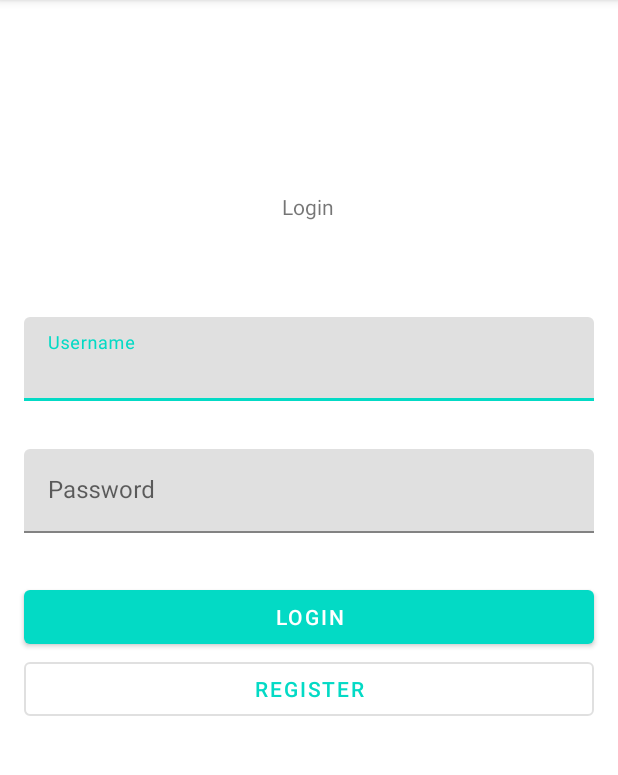
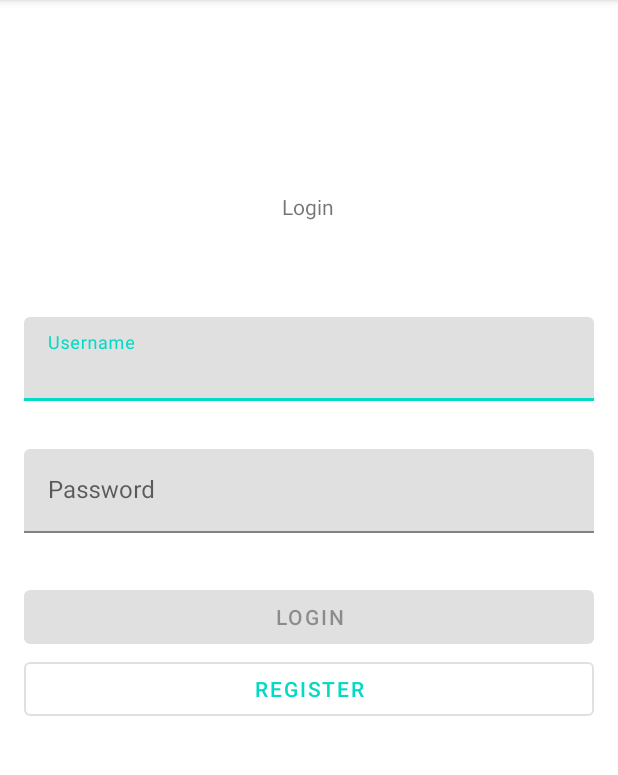
Before and after one commit to laser-tag-tracker/laser-tag-tracker-android, an Android app: the screen it shows after launch (MainActivity), on a phone screen of 412 x 824 dp, the part 84-859 px from its top. Run offline under Robolectric (Android 15) with nearby library versions, the phone set to English and light mode, and no system bars; our stand-ins replace ButterKnife, data binding; libraries missing offline, so code that uses them is left out: retrofit2.converter.jackson; 4 statements that could not run were skipped.

Commit message:
login input validation + screenshots

```diff
--- a/app/src/main/java/fr/efrei/maudarsene/lasertagtracker/view/LoginFragment.java
+++ b/app/src/main/java/fr/efrei/maudarsene/lasertagtracker/view/LoginFragment.java
@@ -8,10 +8,16 @@ import androidx.databinding.DataBindingUtil;
 import androidx.fragment.app.Fragment;
 import androidx.lifecycle.ViewModelProviders;
 
+import android.util.Log;
 import android.view.LayoutInflater;
 import android.view.View;
 import android.view.ViewGroup;
 
+import com.google.android.material.textfield.TextInputEditText;
+import com.google.android.material.textfield.TextInputLayout;
+
+import butterknife.BindView;
+import butterknife.ButterKnife;
 import fr.efrei.maudarsene.lasertagtracker.R;
 import fr.efrei.maudarsene.lasertagtracker.databinding.FragmentLoginBinding;
 import fr.efrei.maudarsene.lasertagtracker.services.api.LaserTagTrackerServiceImpl;
@@ -21,7 +27,19 @@ import fr.efrei.maudarsene.lasertagtracker.viewmodel.MatchFormViewModel;
 
 public class LoginFragment extends Fragment {
 
+    @BindView(R.id.loginUsername)
+    public TextInputLayout loginUsername;
+    @BindView(R.id.loginPassword)
+    public TextInputLayout loginPassword;
+    @BindView(R.id.loginUsernameInput)
+    public TextInputEditText loginUsernameInput;
+    @BindView(R.id.loginPasswordInput)
+    public TextInputEditText loginPasswordInput;
+
+
     private LoginViewModel viewModel;
+
+
 
     public LoginFragment() {
     }
@@ -40,7 +58,7 @@ public class LoginFragment extends Fragment {
         binding.setViewModel(this.viewModel);
         binding.setLifecycleOwner(this);
         View view = binding.getRoot();
-
+        ButterKnife.bind(this,view);
         viewModel.setNavigationService(new NavigationServiceImpl(view));
         viewModel.setLaserTagTrackerService(LaserTagTrackerServiceImpl.getINSTANCE());
 
@@ -50,5 +68,22 @@ public class LoginFragment extends Fragment {
     @Override
     public void onViewCreated(@NonNull View view, @Nullable Bundle savedInstanceState) {
         this.viewModel.checkStoredCredentials();
+
+        this.viewModel.usernameValid.observe(getViewLifecycleOwner(), valid -> {
+            if(!valid && loginUsernameInput.isFocused()){
+                loginUsername.setError(getResources().getString(R.string.usernameError));
+            }
+            else {
+                loginUsername.setError(null);
+            }
+        });
+        this.viewModel.passwordValid.observe(getViewLifecycleOwner(), valid -> {
+            if(!valid && loginPasswordInput.isFocused()){
+                loginPassword.setError(getResources().getString(R.string.passwordError));
+            }
+            else {
+                loginPassword.setError(null);
+            }
+        });
     }
 }
--- a/app/src/main/java/fr/efrei/maudarsene/lasertagtracker/viewmodel/LoginViewModel.java
+++ b/app/src/main/java/fr/efrei/maudarsene/lasertagtracker/viewmodel/LoginViewModel.java
@@ -8,6 +8,7 @@ import android.widget.Toast;
 
 import androidx.annotation.NonNull;
 import androidx.lifecycle.AndroidViewModel;
+import androidx.lifecycle.MediatorLiveData;
 import androidx.lifecycle.MutableLiveData;
 
 import fr.efrei.maudarsene.lasertagtracker.services.api.GenericAsyncTask;
@@ -25,8 +26,25 @@ public class LoginViewModel extends AndroidViewModel {
     public MutableLiveData<String> username = new MutableLiveData<>();
     public MutableLiveData<String> password = new MutableLiveData<>();
 
+    public MediatorLiveData<Boolean> formValid = new MediatorLiveData<>();
+    public MediatorLiveData<Boolean> usernameValid = new MediatorLiveData<>();
+    public MediatorLiveData<Boolean> passwordValid = new MediatorLiveData<>();
+
     public void setNavigationService(NavigationService navigationService) {
         this.navigationService = navigationService;
+        passwordValid.setValue(false);
+        usernameValid.setValue(false);
+        formValid.setValue(false);
+
+        usernameValid.addSource(username, value -> usernameValid.setValue(this.fieldValid(username)));
+        passwordValid.addSource(password, value -> passwordValid.setValue(this.fieldValid(password)));
+
+        formValid.addSource(usernameValid, value -> formValid.setValue(usernameValid.getValue() && passwordValid.getValue()));
+        formValid.addSource(passwordValid, value -> formValid.setValue(usernameValid.getValue() && passwordValid.getValue()));
+    }
+
+    private boolean fieldValid(MutableLiveData<String> field){
+        return field.getValue().length() > 0;
     }
 
     public void setLaserTagTrackerService(LaserTagTrackerService laserTagTrackerService) {
--- a/app/src/main/java/fr/efrei/maudarsene/lasertagtracker/viewmodel/RegisterViewModel.java
+++ b/app/src/main/java/fr/efrei/maudarsene/lasertagtracker/viewmodel/RegisterViewModel.java
@@ -26,8 +26,9 @@ public class RegisterViewModel extends AndroidViewModel {
     public MutableLiveData<String> passwordConf = new MutableLiveData<>("");
 
     public MediatorLiveData<Boolean> formValid = new MediatorLiveData<>();
+    public MediatorLiveData<Boolean> usernameValid = new MediatorLiveData<>();
     public MediatorLiveData<Boolean> passwordsValid = new MediatorLiveData<>();
-    public MediatorLiveData<Boolean> usernameValid = new MediatorLiveData<>();
+
 
     public RegisterViewModel(@NonNull Application application) {
         super(application);
--- a/app/src/main/res/layout/fragment_login.xml
+++ b/app/src/main/res/layout/fragment_login.xml
@@ -27,7 +27,7 @@
             app:layout_constraintTop_toTopOf="parent" />
 
         <com.google.android.material.textfield.TextInputLayout
-            android:id="@+id/textInputLayout"
+            android:id="@+id/loginUsername"
             android:layout_width="match_parent"
             android:layout_height="wrap_content"
             android:layout_marginStart="16dp"
@@ -38,6 +38,7 @@
             app:layout_constraintTop_toBottomOf="@+id/textView">
 
             <com.google.android.material.textfield.TextInputEditText
+                android:id="@+id/loginUsernameInput"
                 android:layout_width="match_parent"
                 android:layout_height="wrap_content"
                 android:hint="@string/username"
@@ -46,7 +47,7 @@
         </com.google.android.material.textfield.TextInputLayout>
 
         <com.google.android.material.textfield.TextInputLayout
-            android:id="@+id/textInputLayout2"
+            android:id="@+id/loginPassword"
             android:layout_width="match_parent"
             android:layout_height="wrap_content"
             android:layout_marginStart="16dp"
@@ -54,9 +55,10 @@
             android:layout_marginEnd="16dp"
             app:layout_constraintEnd_toEndOf="parent"
             app:layout_constraintStart_toStartOf="parent"
-            app:layout_constraintTop_toBottomOf="@+id/textInputLayout">
+            app:layout_constraintTop_toBottomOf="@+id/loginUsername">
 
             <com.google.android.material.textfield.TextInputEditText
+                android:id="@+id/loginPasswordInput"
                 android:layout_width="match_parent"
                 android:layout_height="wrap_content"
                 android:hint="@string/password"
@@ -66,6 +68,7 @@
         </com.google.android.material.textfield.TextInputLayout>
 
         <Button
+            android:enabled="@{viewModel.formValid}"
             android:onClick="@{() -> viewModel.handleClickLogin()}"
             android:id="@+id/button"
             android:layout_width="0dp"
@@ -76,7 +79,7 @@
             android:text="@string/login"
             app:layout_constraintEnd_toEndOf="parent"
             app:layout_constraintStart_toStartOf="parent"
-            app:layout_constraintTop_toBottomOf="@+id/textInputLayout2" />
+            app:layout_constraintTop_toBottomOf="@+id/loginPassword" />
 
         <Button
             android:onClick="@{() -> viewModel.handleClickRegister()}"
```
Also changed, not shown: 11 other files.
